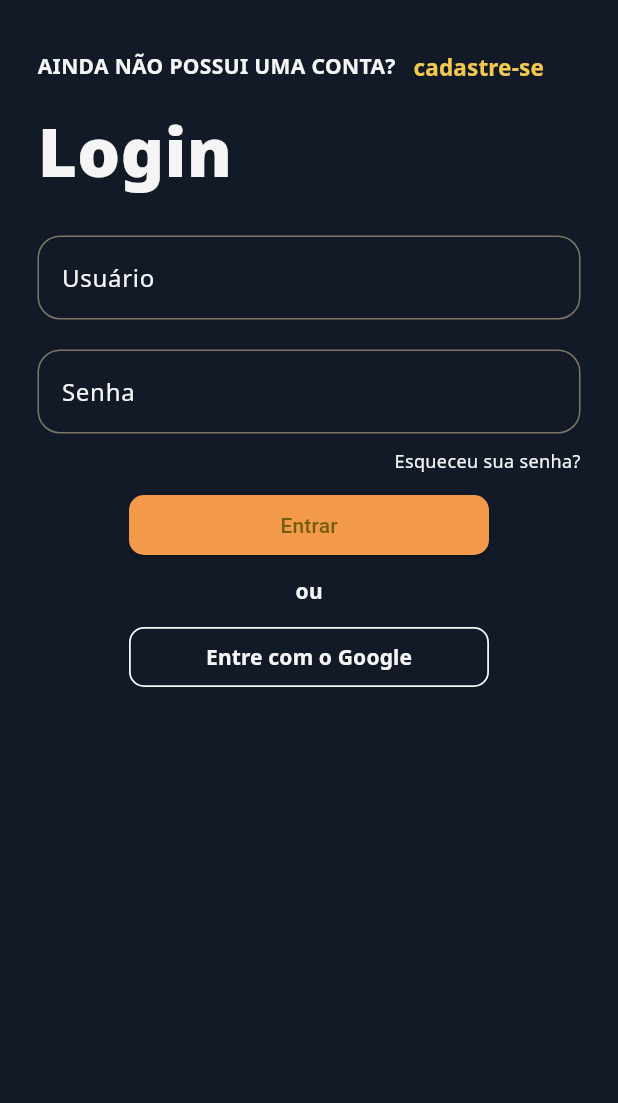
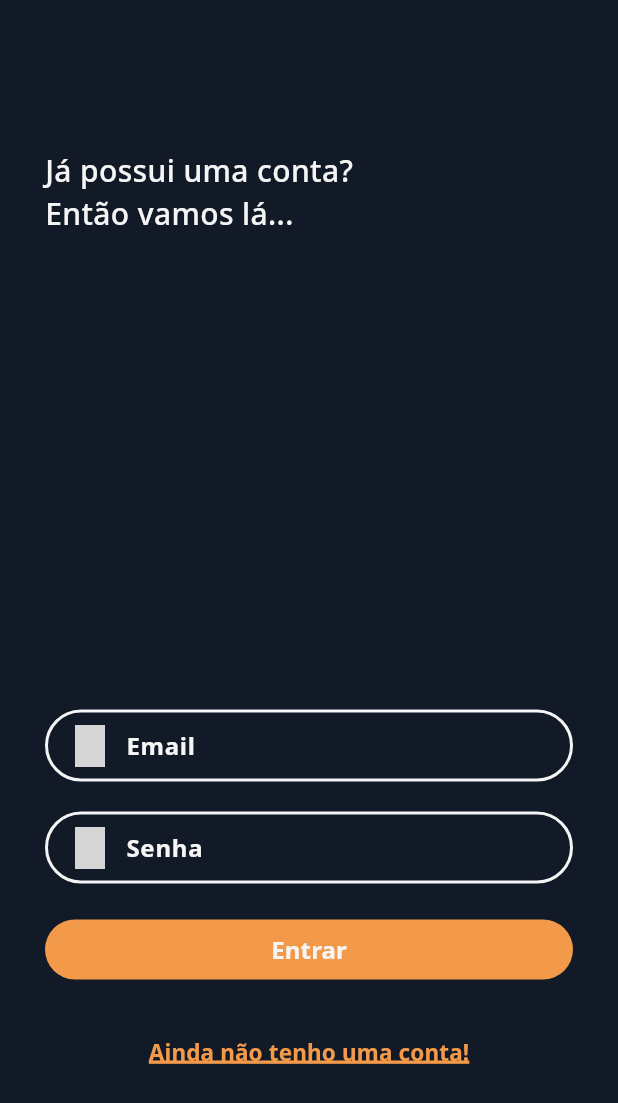
Before and after one commit to Geldli/geldliMobile, a Flutter app: the screen it shows after launch, on a phone screen of 412 x 824 dp. Shown: the top 1103 px of the screen. Run offline on Flutter 3.47's test engine with Material 3 defaults, Android fonts, the phone set to English and light mode, and no system bars; our stand-ins replace google_fonts; grey boxes are pictures that could not be loaded.

Commit message:
login layout base's done

```diff
--- a/lib/components/inputs.dart
+++ b/lib/components/inputs.dart
@@ -1,19 +1,41 @@
 // ignore_for_file: must_be_immutable
 
 import 'package:flutter/material.dart';
+import 'package:flutter_application_2/ui/colors.dart';
 import 'package:flutter_application_2/ui/text.dart';
 
 class Input extends StatelessWidget {
   String label;
   TextEditingController control;
-  Input({required this.label, required this.control, super.key});
+  bool itsPass;
+  Input({required this.label, required this.itsPass, required this.control, super.key});
 
   @override
   Widget build(BuildContext context) {
     return TextFormField(
+        style: styleHint,
         controller: control,
+        obscureText: itsPass,
         decoration: InputDecoration(
-          border: OutlineInputBorder(borderRadius: BorderRadius.circular(15)),
+        contentPadding: EdgeInsets.symmetric(vertical: 1,horizontal: 20),
+        prefixIcon: Padding(
+            padding: EdgeInsets.fromLTRB(20, 10, 10, 10),
+            child: Image.asset("../assets/images/arroba.png",width: 20,fit: BoxFit.fill,)
+        ),
+        enabledBorder: OutlineInputBorder(
+          borderSide: BorderSide(
+            color: myWhite,
+            width: 2.0
+            ),
+          borderRadius: BorderRadius.circular(25),
+          ),
+        border: OutlineInputBorder(
+          borderSide: BorderSide(
+              color: myWhite,
+              width: 2.0
+            ),
+          borderRadius: BorderRadius.circular(25),
+          ),
           hintText: label,
           hintStyle: styleHint,
         ),
--- a/lib/ui/text.dart
+++ b/lib/ui/text.dart
@@ -2,8 +2,19 @@ import 'package:flutter/material.dart';
 import 'package:flutter_application_2/ui/colors.dart';
 import 'package:google_fonts/google_fonts.dart';
 
-var styleH1 = GoogleFonts.notoSans(color: myWhite,fontSize:14,fontWeight: FontWeight.w700);
-var styleH2 = GoogleFonts.notoSans(color: myLightY,fontSize:15,fontWeight: FontWeight.w700,);
-var styleHint = GoogleFonts.notoSans(color: myWhite);
-var styleSpan = GoogleFonts.notoSans(color: myWhite,fontSize:12);
-var styleBigText = GoogleFonts.notoSans(color: myWhite,fontSize:45,fontWeight: FontWeight.w900);
+var styleHint = GoogleFonts.notoSans(color: myWhite,fontSize: 16, fontWeight: FontWeight.bold);
+var styleSpan = GoogleFonts.notoSans(color: myWhite,fontSize: 14, fontWeight: FontWeight.w700);
+
+var styleTitle = GoogleFonts.notoSans(
+  color: myWhite,
+  fontSize: 20,
+  fontWeight: FontWeight.w500);
+
+var styleLink = GoogleFonts.notoSans(
+  color: myDarkY,
+  fontSize: 15, fontWeight:
+  FontWeight.bold,
+  decoration: TextDecoration.underline,
+  decorationColor: myDarkY,
+  decorationThickness: 3
+);
--- a/lib/view/login_page.dart
+++ b/lib/view/login_page.dart
@@ -2,11 +2,9 @@
 
 import 'package:flutter/material.dart';
 import 'package:flutter_application_2/components/inputs.dart';
-import 'package:flutter_application_2/model/User.dart';
-import 'package:flutter_application_2/model/UserList.dart';
 import 'package:flutter_application_2/ui/colors.dart';
 import 'package:flutter_application_2/ui/text.dart';
-import 'package:provider/provider.dart';
+
 
 class LoginPage extends StatefulWidget {
   const LoginPage({super.key});
@@ -20,78 +18,60 @@ class _LoginPageState extends State<LoginPage> {
   TextEditingController controllUser = TextEditingController();
   TextEditingController controllPass = TextEditingController();
 
-  void registerUser(User u) {
-    Provider.of<UserList>(context, listen: false).addUser(u);
-  }
 
   @override
   Widget build(BuildContext context) {
     return Scaffold(
       backgroundColor: myBlack,
       body: Container(
-        padding: EdgeInsets.symmetric(vertical: 20, horizontal: 25),
+        padding: EdgeInsets.symmetric(vertical: 25,horizontal: 30),
         child: Form(
-            key: registerKey,
-            child: Center(
-              child: Column(
-                children: [
-                  Row(
+          child: Center(
+            child: Column(
+              mainAxisAlignment: MainAxisAlignment.spaceAround,
+              children: [
+                Align(
+                  alignment: Alignment.bottomLeft,
+                  child: Column(
+                    crossAxisAlignment: CrossAxisAlignment.start,
                     children: [
-                      Text("AINDA NÃO POSSUI UMA CONTA?",style: styleH1),
-                      TextButton(onPressed: () {
-
-                      }, child: Text("cadastre-se",style: styleH2))
+                      Text("Já possui uma conta?",style: styleTitle),
+                      Text("Então vamos lá...",style: styleTitle)
                     ],
                   ),
-                  Align(
-                    alignment: Alignment.topLeft,
-                    child:Text("Login",style:styleBigText),
-                  ),
-                  SizedBox(height: 25,),
-                  Input(control: controllUser, label: "Usuário"),
-                  SizedBox(height: 20),
-                  Input(control: controllPass, label: "Senha"),
-                  SizedBox(height: 10),
-                  Align(
-                    alignment: Alignment.bottomRight,
-                    child: Text.rich(TextSpan(text: "Esqueceu sua senha?",style: styleSpan)),
-                  ),
-                  SizedBox(height: 10),
-                  ElevatedButton(
-                      style: ElevatedButton.styleFrom(
-                        fixedSize: Size(240, 25),
-                        shape: RoundedRectangleBorder(
-                          borderRadius: BorderRadius.circular(10)
-                        ),
-                        backgroundColor: myDarkY,
+                ),
+                SizedBox(height: 20),
+                Column(
+                  children: [
+                    Input(label: "Email", control: controllUser,itsPass: false),
+                    SizedBox(height: 20),
+                    Input(label: "Senha", control: controllPass,itsPass: true),
+                    SizedBox(height: 20),
+                    ElevatedButton(onPressed: () {
 
-                      ),
-                      onPressed: () {
-                        if (registerKey.currentState!.validate()) {
-                          registerUser(
-                              User(controllUser.text, controllPass.text));
-                        }
-                      },
-                      child: Text("Entrar")),
-                      SizedBox(height: 10),
-                      Text("ou",style: styleH1,),
-                      SizedBox(height: 10),
-                      OutlinedButton(
-                        style: OutlinedButton.styleFrom(
-                          side: BorderSide(color: myWhite,width: 1.2),
-                          shape: RoundedRectangleBorder(borderRadius: BorderRadius.circular(10)),
-                          fixedSize: Size(240, 25)
-                        ),
-                        onPressed: () {
+                    },
+                    style: ElevatedButton.styleFrom(
+                      backgroundColor: myDarkY,
+                      elevation: 0,
+                      fixedSize: Size.fromWidth(double.maxFinite),
+                      shape: RoundedRectangleBorder(
+                        borderRadius: BorderRadius.circular(25)
+                      )
+                    ),
+                    child: Text("Entrar",style: styleHint,)),
+                    SizedBox(height: 20),
+                    TextButton(onPressed: () {
 
-                      }, child: Row(
-                        mainAxisAlignment: MainAxisAlignment.center,
-                        children: [
-                        Text("Entre com o Google",style: styleH1,),
-                      ],))
-                ],
-              ),
-            )),
+                    }, child: Align(
+                      alignment: Alignment.center,
+                      child: Text("Ainda não tenho uma conta!",style: styleLink,)
+                    )),
+                  ],
+                )
+              ],
+            ),
+          ),),
+
       ),
     );
   }
--- a/pubspec.yaml
+++ b/pubspec.yaml
@@ -61,8 +61,8 @@ flutter:
   uses-material-design: true
 
   # To add assets to your application, add an assets section, like this:
-  # assets:
-  #   - images/a_dot_burr.jpeg
+  assets:
+    - assets/images/
   #   - images/a_dot_ham.jpeg
 
   # An image asset can refer to one or more resolution-specific "variants", see
```
Also changed, not shown: assets/images/arroba.png (added), assets/images/arroba.svg (added).
